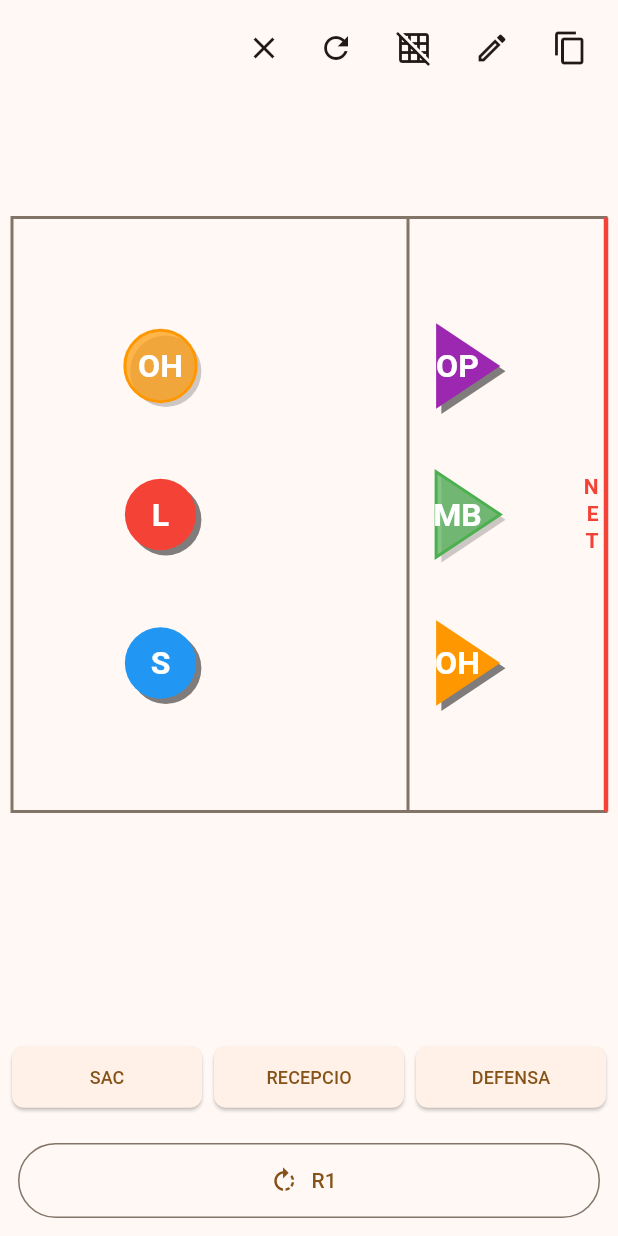
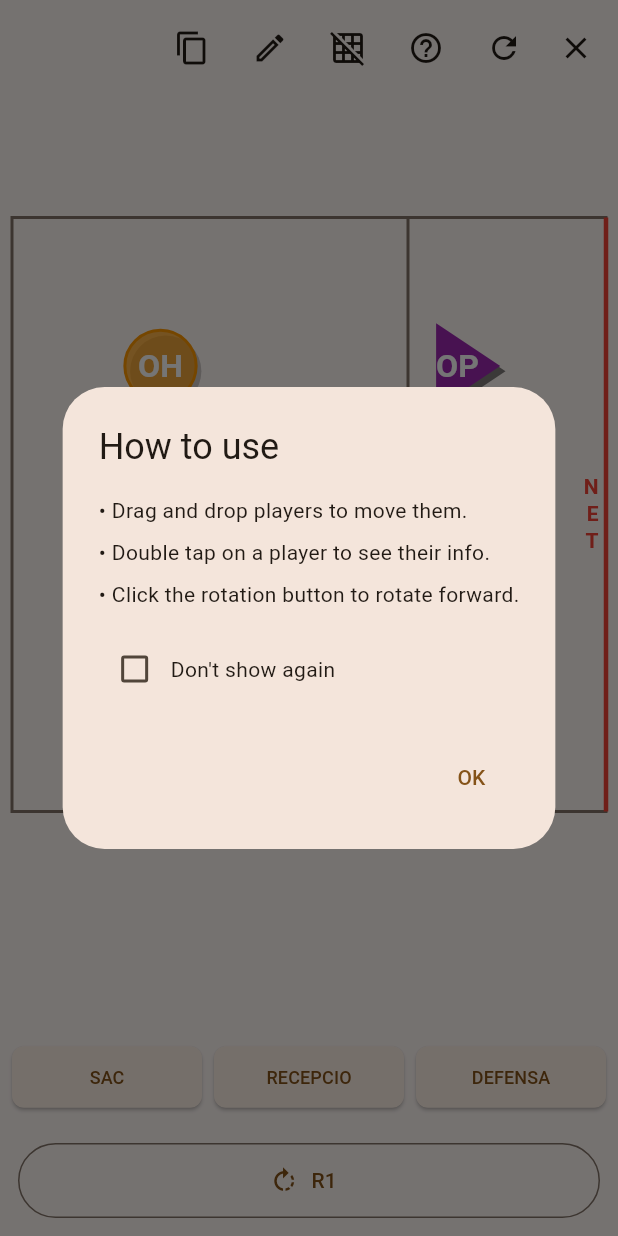
Before and after one commit to PauBenetPrat/volleyflow, a Flutter app: the RotationSystemSelectionPage screen opened by its route, after a tap on "4-2", on a phone screen of 412 x 824 dp. Run offline on Flutter 3.47's test engine with Material 3 defaults, Android fonts, the phone set to English and light mode, and no system bars; our stand-ins replace flutter_riverpod, go_router, shared_preferences; accounts and stored records are empty.

Commit message:
no-rev: feat: Add a first-time help dialog to the rotations page, including localization strings and new drawing/help UI controls.

```diff
--- a/lib/features/rotations/presentation/pages/rotations_page.dart
+++ b/lib/features/rotations/presentation/pages/rotations_page.dart
@@ -3,16 +3,97 @@ import 'package:flutter/foundation.dart';
 import 'package:flutter/services.dart';
 import 'package:flutter_riverpod/flutter_riverpod.dart';
 import 'package:go_router/go_router.dart';
+import 'package:shared_preferences/shared_preferences.dart';
 import 'package:volleyball_coaching_app/l10n/app_localizations.dart';
 import '../../../../shared/widgets/volleyball_court_widget.dart';
 import '../../domain/providers/rotation_provider.dart';
 import '../../../../core/constants/rotation_positions_4_2_no_libero.dart';
 import '../../../../core/constants/player_roles.dart';
 
-class RotationsPage extends ConsumerWidget {
+class RotationsPage extends ConsumerStatefulWidget {
   final String? rotationSystem;
 
   const RotationsPage({super.key, this.rotationSystem});
+
+  @override
+  ConsumerState<RotationsPage> createState() => _RotationsPageState();
+}
+
+class _RotationsPageState extends ConsumerState<RotationsPage> {
+  @override
+  void initState() {
+    super.initState();
+    WidgetsBinding.instance.addPostFrameCallback((_) {
+      _checkFirstTime();
+    });
+  }
+
+  Future<void> _checkFirstTime() async {
+    final prefs = await SharedPreferences.getInstance();
+    final hasShownHelp = prefs.getBool('has_shown_rotations_help') ?? false;
+
+    if (!hasShownHelp && mounted) {
+      _showHelpDialog(context, AppLocalizations.of(context)!);
+    }
+  }
+
+  void _showHelpDialog(BuildContext context, AppLocalizations l10n) {
+    bool dontShowAgain = false;
+
+    showDialog(
+      context: context,
+      builder: (BuildContext context) {
+        return StatefulBuilder(
+          builder: (context, setState) {
+            return AlertDialog(
+              title: Text(l10n.helpTitle),
+              content: Column(
+                mainAxisSize: MainAxisSize.min,
+                crossAxisAlignment: CrossAxisAlignment.start,
+                children: [
+                  Text(l10n.helpMovePlayers),
+                  const SizedBox(height: 8),
+                  Text(l10n.helpPlayerInfo),
+                  const SizedBox(height: 8),
+                  Text(l10n.helpRotate),
+                  const SizedBox(height: 16),
+                  Row(
+                    children: [
+                      Checkbox(
+                        value: dontShowAgain,
+                        onChanged: (value) {
+                          setState(() {
+                            dontShowAgain = value ?? false;
+                          });
+                        },
+                      ),
+                      Expanded(
+                        child: Text(l10n.dontShowAgain),
+                      ),
+                    ],
+                  ),
+                ],
+              ),
+              actions: [
+                TextButton(
+                  onPressed: () async {
+                    if (dontShowAgain) {
+                      final prefs = await SharedPreferences.getInstance();
+                      await prefs.setBool('has_shown_rotations_help', true);
+                    }
+                    if (context.mounted) {
+                      Navigator.of(context).pop();
+                    }
+                  },
+                  child: Text(l10n.ok),
+                ),
+              ],
+            );
+          },
+        );
+      },
+    );
+  }
 
   // Helper method to convert error messages to use new abbreviations
   static String _convertErrorToDisplayAbbreviations(String error, AppLocalizations l10n) {
@@ -93,7 +174,7 @@ class RotationsPage extends ConsumerWidget {
   }
 
   @override
-  Widget build(BuildContext context, WidgetRef ref) {
+  Widget build(BuildContext context) {
     final rotationState = ref.watch(rotationProvider);
     final theme = Theme.of(context);
     final l10n = AppLocalizations.of(context)!;
@@ -109,7 +190,7 @@ class RotationsPage extends ConsumerWidget {
     final currentPhase = rotationState.phase;
 
     // Set rotation system from parameter or state (using Future to avoid modifying during build)
-    final systemToUse = rotationSystem ?? rotationState.rotationSystem;
+    final systemToUse = widget.rotationSystem ?? rotationState.rotationSystem;
     if (systemToUse != null && rotationState.rotationSystem != systemToUse) {
       Future.microtask(() {
         if (context.mounted) {
@@ -465,6 +546,20 @@ class RotationsPage extends ConsumerWidget {
                 backgroundColor: theme.colorScheme.surface,
                 child: Icon(
                   Icons.refresh,
+                  color: theme.colorScheme.onSurface,
+                ),
+              ),
+              const SizedBox(height: 4),
+              // Help button
+              FloatingActionButton.small(
+                heroTag: 'help-landscape',
+                elevation: 0,
+                onPressed: () {
+                  _showHelpDialog(context, l10n);
+                },
+                backgroundColor: theme.colorScheme.surface,
+                child: Icon(
+                  Icons.help_outline,
                   color: theme.colorScheme.onSurface,
                 ),
               ),
@@ -1025,37 +1120,69 @@ class RotationsPage extends ConsumerWidget {
                   Row(
                     mainAxisSize: MainAxisSize.min,
                     children: [
-                      // Close button (X) - first
-                      Material(
+                      // Copy coordinates button
+                      FloatingActionButton.small(
+                        heroTag: 'copy',
                         elevation: 0,
-                        color: Colors.transparent,
-                        child: InkWell(
-                          onTap: _showExitConfirmation,
-                          borderRadius: BorderRadius.circular(20),
-                          child: Container(
-                            padding: const EdgeInsets.all(8),
-                            decoration: BoxDecoration(
-                              color: theme.colorScheme.surface,
-                              shape: BoxShape.circle,
-                            ),
+                        onPressed: () {
+                          _showPinDialog(context, ref, l10n, theme);
+                        },
+                        backgroundColor: theme.colorScheme.surface,
                         child: Icon(
-                              Icons.close,
+                          Icons.copy,
                           color: theme.colorScheme.onSurface,
-                              size: 24,
                         ),
                       ),
+                      // Clear all drawings button (only visible when there are drawings)
+                      if (rotationState.drawings.isNotEmpty) ...[
+                        const SizedBox(width: 4),
+                        FloatingActionButton.small(
+                          heroTag: 'clear',
+                          elevation: 0,
+                          onPressed: () {
+                            ref.read(rotationProvider.notifier).clearDrawings();
+                          },
+                          backgroundColor: theme.colorScheme.surface,
+                          child: Icon(
+                            Icons.delete_outline,
+                            color: theme.colorScheme.onSurface,
                           ),
                         ),
+                      ],
+                      // Undo last drawing button (only visible when there are drawings)
+                      if (rotationState.drawings.isNotEmpty) ...[
                         const SizedBox(width: 4),
-                      // Reset button (with confirmation) - second
                         FloatingActionButton.small(
-                        heroTag: 'reset',
+                          heroTag: 'undo',
                           elevation: 0,
-                        onPressed: _showResetConfirmation,
+                          onPressed: () {
+                            ref.read(rotationProvider.notifier).undoLastDrawing();
+                          },
                           backgroundColor: theme.colorScheme.surface,
                           child: Icon(
-                          Icons.refresh,
+                            Icons.undo,
                             color: theme.colorScheme.onSurface,
+                          ),
+                        ),
+                      ],
+                      const SizedBox(width: 4),
+                      // Drawing mode toggle
+                      FloatingActionButton.small(
+                        heroTag: 'drawing',
+                        elevation: 0,
+                        onPressed: () {
+                          ref.read(rotationProvider.notifier).toggleDrawingMode();
+                        },
+                        backgroundColor: rotationState.isDrawingMode
+                            ? theme.colorScheme.primary
+                            : theme.colorScheme.surface,
+                        child: Icon(
+                          rotationState.isDrawingMode
+                              ? Icons.edit
+                              : Icons.edit_outlined,
+                          color: rotationState.isDrawingMode
+                              ? theme.colorScheme.onPrimary
+                              : theme.colorScheme.onSurface,
                         ),
                       ),
                       const SizedBox(width: 4),
@@ -1079,69 +1206,51 @@ class RotationsPage extends ConsumerWidget {
                         ),
                       ),
                       const SizedBox(width: 4),
-                      // Drawing mode toggle
+                      // Help button
                       FloatingActionButton.small(
-                        heroTag: 'drawing',
+                        heroTag: 'help',
                         elevation: 0,
                         onPressed: () {
-                          ref.read(rotationProvider.notifier).toggleDrawingMode();
-                        },
-                        backgroundColor: rotationState.isDrawingMode
-                            ? theme.colorScheme.primary
-                            : theme.colorScheme.surface,
-                        child: Icon(
-                          rotationState.isDrawingMode
-                              ? Icons.edit
-                              : Icons.edit_outlined,
-                          color: rotationState.isDrawingMode
-                              ? theme.colorScheme.onPrimary
-                              : theme.colorScheme.onSurface,
-                        ),
-                      ),
-                      // Undo last drawing button (only visible when there are drawings)
-                      if (rotationState.drawings.isNotEmpty) ...[
-                        const SizedBox(width: 4),
-                        FloatingActionButton.small(
-                          heroTag: 'undo',
-                          elevation: 0,
-                          onPressed: () {
-                            ref.read(rotationProvider.notifier).undoLastDrawing();
+                          _showHelpDialog(context, l10n);
                         },
                         backgroundColor: theme.colorScheme.surface,
                         child: Icon(
-                            Icons.undo,
+                          Icons.help_outline,
                           color: theme.colorScheme.onSurface,
                         ),
                       ),
-                      ],
-                      // Clear all drawings button (only visible when there are drawings)
-                      if (rotationState.drawings.isNotEmpty) ...[
                       const SizedBox(width: 4),
+                      // Reset button (with confirmation)
                       FloatingActionButton.small(
-                          heroTag: 'clear',
+                        heroTag: 'reset',
                         elevation: 0,
-                          onPressed: () {
-                            ref.read(rotationProvider.notifier).clearDrawings();
-                          },
+                        onPressed: _showResetConfirmation,
                         backgroundColor: theme.colorScheme.surface,
                         child: Icon(
-                            Icons.delete_outline,
+                          Icons.refresh,
                           color: theme.colorScheme.onSurface,
                         ),
                       ),
-                      ],
-                      // Copy coordinates button
                       const SizedBox(width: 4),
-                      FloatingActionButton.small(
-                        heroTag: 'copy',
+                      // Close button (X)
+                      Material(
                         elevation: 0,
-                        onPressed: () {
-                          _showPinDialog(context, ref, l10n, theme);
-                        },
-                        backgroundColor: theme.colorScheme.surface,
+                        color: Colors.transparent,
+                        child: InkWell(
+                          onTap: _showExitConfirmation,
+                          borderRadius: BorderRadius.circular(20),
+                          child: Container(
+                            padding: const EdgeInsets.all(8),
+                            decoration: BoxDecoration(
+                              color: theme.colorScheme.surface,
+                              shape: BoxShape.circle,
+                            ),
                             child: Icon(
-                          Icons.copy,
+                              Icons.close,
                               color: theme.colorScheme.onSurface,
+                              size: 24,
+                            ),
+                          ),
                         ),
                       ),
                     ],
@@ -1169,6 +1278,33 @@ class _RotateButton extends ConsumerWidget {
     this.isCircular = false,
   });
 
+  Future<void> _handleDoubleTap(BuildContext context, WidgetRef ref, AppLocalizations l10n) async {
+    ref.read(rotationProvider.notifier).rotateCounterClockwise();
+
+    final prefs = await SharedPreferences.getInstance();
+    final hasDiscovered = prefs.getBool('has_discovered_double_tap_rotation') ?? false;
+
+    if (!hasDiscovered && context.mounted) {
+      await prefs.setBool('has_discovered_double_tap_rotation', true);
+
+      showDialog(
+        context: context,
+        builder: (BuildContext context) {
+          return AlertDialog(
+            title: Text(l10n.doubleTapDiscoveryTitle),
+            content: Text(l10n.doubleTapDiscoveryMessage),
+            actions: [
+              TextButton(
+                onPressed: () => Navigator.of(context).pop(),
+                child: Text(l10n.gotIt),
+              ),
+            ],
+          );
+        },
+      );
+    }
+  }
+
   @override
   Widget build(BuildContext context, WidgetRef ref) {
     final theme = Theme.of(context);
@@ -1177,7 +1313,7 @@ class _RotateButton extends ConsumerWidget {
     return GestureDetector(
       behavior: HitTestBehavior.translucent,
       onDoubleTap: () {
-        ref.read(rotationProvider.notifier).rotateCounterClockwise();
+        _handleDoubleTap(context, ref, l10n);
       },
       child: Tooltip(
         message: l10n.rotateTooltip,
--- a/lib/l10n/app_en.arb
+++ b/lib/l10n/app_en.arb
@@ -535,5 +535,41 @@
   "enterPin": "Enter PIN",
   "pin": "PIN",
   "pinRequired": "PIN is required",
-  "incorrectPin": "Incorrect PIN"
+  "incorrectPin": "Incorrect PIN",
+  "help": "Help",
+  "@help": {
+    "description": "Help button tooltip"
+  },
+  "helpTitle": "How to use",
+  "@helpTitle": {
+    "description": "Help dialog title"
+  },
+  "helpMovePlayers": "• Drag and drop players to move them.",
+  "@helpMovePlayers": {
+    "description": "Help text for moving players"
+  },
+  "helpPlayerInfo": "• Double tap on a player to see their info.",
+  "@helpPlayerInfo": {
+    "description": "Help text for player info"
+  },
+  "helpRotate": "• Click the rotation button to rotate forward.",
+  "@helpRotate": {
+    "description": "Help text for rotating"
+  },
+  "dontShowAgain": "Don't show again",
+  "@dontShowAgain": {
+    "description": "Checkbox to not show help again"
+  },
+  "doubleTapDiscoveryTitle": "Did you know?",
+  "@doubleTapDiscoveryTitle": {
+    "description": "Title for double tap discovery dialog"
+  },
+  "doubleTapDiscoveryMessage": "You just discovered a hidden feature! Double tapping rotates backwards.",
+  "@doubleTapDiscoveryMessage": {
+    "description": "Message for double tap discovery dialog"
+  },
+  "gotIt": "Got it!",
+  "@gotIt": {
+    "description": "Button to dismiss discovery dialog"
+  }
 }
--- a/lib/l10n/app_localizations.dart
+++ b/lib/l10n/app_localizations.dart
@@ -885,6 +885,60 @@ abstract class AppLocalizations {
   /// In en, this message translates to:
   /// **'Incorrect PIN'**
   String get incorrectPin;
+
+  /// Help button tooltip
+  ///
+  /// In en, this message translates to:
+  /// **'Help'**
+  String get help;
+
+  /// Help dialog title
+  ///
+  /// In en, this message translates to:
+  /// **'How to use'**
+  String get helpTitle;
+
+  /// Help text for moving players
+  ///
+  /// In en, this message translates to:
+  /// **'• Drag and drop players to move them.'**
+  String get helpMovePlayers;
+
+  /// Help text for player info
+  ///
+  /// In en, this message translates to:
+  /// **'• Double tap on a player to see their info.'**
+  String get helpPlayerInfo;
+
+  /// Help text for rotating
+  ///
+  /// In en, this message translates to:
+  /// **'• Click the rotation button to rotate forward.'**
+  String get helpRotate;
+
+  /// Checkbox to not show help again
+  ///
+  /// In en, this message translates to:
+  /// **'Don\'t show again'**
+  String get dontShowAgain;
+
+  /// Title for double tap discovery dialog
+  ///
+  /// In en, this message translates to:
+  /// **'Did you know?'**
+  String get doubleTapDiscoveryTitle;
+
+  /// Message for double tap discovery dialog
+  ///
+  /// In en, this message translates to:
+  /// **'You just discovered a hidden feature! Double tapping rotates backwards.'**
+  String get doubleTapDiscoveryMessage;
+
+  /// Button to dismiss discovery dialog
+  ///
+  /// In en, this message translates to:
+  /// **'Got it!'**
+  String get gotIt;
 }
 
 class _AppLocalizationsDelegate
--- a/lib/l10n/app_localizations_de.dart
+++ b/lib/l10n/app_localizations_de.dart
@@ -426,4 +426,32 @@ class AppLocalizationsDe extends AppLocalizations {
 
   @override
   String get incorrectPin => 'Falscher PIN';
+
+  @override
+  String get help => 'Help';
+
+  @override
+  String get helpTitle => 'How to use';
+
+  @override
+  String get helpMovePlayers => '• Drag and drop players to move them.';
+
+  @override
+  String get helpPlayerInfo => '• Double tap on a player to see their info.';
+
+  @override
+  String get helpRotate => '• Click the rotation button to rotate forward.';
+
+  @override
+  String get dontShowAgain => 'Don\'t show again';
+
+  @override
+  String get doubleTapDiscoveryTitle => 'Did you know?';
+
+  @override
+  String get doubleTapDiscoveryMessage =>
+      'You just discovered a hidden feature! Double tapping rotates backwards.';
+
+  @override
+  String get gotIt => 'Got it!';
 }
--- a/lib/l10n/app_localizations_en.dart
+++ b/lib/l10n/app_localizations_en.dart
@@ -424,4 +424,32 @@ class AppLocalizationsEn extends AppLocalizations {
 
   @override
   String get incorrectPin => 'Incorrect PIN';
+
+  @override
+  String get help => 'Help';
+
+  @override
+  String get helpTitle => 'How to use';
+
+  @override
+  String get helpMovePlayers => '• Drag and drop players to move them.';
+
+  @override
+  String get helpPlayerInfo => '• Double tap on a player to see their info.';
+
+  @override
+  String get helpRotate => '• Click the rotation button to rotate forward.';
+
+  @override
+  String get dontShowAgain => 'Don\'t show again';
+
+  @override
+  String get doubleTapDiscoveryTitle => 'Did you know?';
+
+  @override
+  String get doubleTapDiscoveryMessage =>
+      'You just discovered a hidden feature! Double tapping rotates backwards.';
+
+  @override
+  String get gotIt => 'Got it!';
 }
--- a/lib/l10n/app_localizations_es.dart
+++ b/lib/l10n/app_localizations_es.dart
@@ -425,4 +425,32 @@ class AppLocalizationsEs extends AppLocalizations {
 
   @override
   String get incorrectPin => 'PIN incorrecto';
+
+  @override
+  String get help => 'Help';
+
+  @override
+  String get helpTitle => 'How to use';
+
+  @override
+  String get helpMovePlayers => '• Drag and drop players to move them.';
+
+  @override
+  String get helpPlayerInfo => '• Double tap on a player to see their info.';
+
+  @override
+  String get helpRotate => '• Click the rotation button to rotate forward.';
+
+  @override
+  String get dontShowAgain => 'Don\'t show again';
+
+  @override
+  String get doubleTapDiscoveryTitle => 'Did you know?';
+
+  @override
+  String get doubleTapDiscoveryMessage =>
+      'You just discovered a hidden feature! Double tapping rotates backwards.';
+
+  @override
+  String get gotIt => 'Got it!';
 }
--- a/lib/l10n/app_localizations_eu.dart
+++ b/lib/l10n/app_localizations_eu.dart
@@ -427,4 +427,32 @@ class AppLocalizationsEu extends AppLocalizations {
 
   @override
   String get incorrectPin => 'PIN okerra';
+
+  @override
+  String get help => 'Help';
+
+  @override
+  String get helpTitle => 'How to use';
+
+  @override
+  String get helpMovePlayers => '• Drag and drop players to move them.';
+
+  @override
+  String get helpPlayerInfo => '• Double tap on a player to see their info.';
+
+  @override
+  String get helpRotate => '• Click the rotation button to rotate forward.';
+
+  @override
+  String get dontShowAgain => 'Don\'t show again';
+
+  @override
+  String get doubleTapDiscoveryTitle => 'Did you know?';
+
+  @override
+  String get doubleTapDiscoveryMessage =>
+      'You just discovered a hidden feature! Double tapping rotates backwards.';
+
+  @override
+  String get gotIt => 'Got it!';
 }
--- a/lib/l10n/app_localizations_fr.dart
+++ b/lib/l10n/app_localizations_fr.dart
@@ -430,4 +430,32 @@ class AppLocalizationsFr extends AppLocalizations {
 
   @override
   String get incorrectPin => 'Code PIN incorrect';
+
+  @override
+  String get help => 'Help';
+
+  @override
+  String get helpTitle => 'How to use';
+
+  @override
+  String get helpMovePlayers => '• Drag and drop players to move them.';
+
+  @override
+  String get helpPlayerInfo => '• Double tap on a player to see their info.';
+
+  @override
+  String get helpRotate => '• Click the rotation button to rotate forward.';
+
+  @override
+  String get dontShowAgain => 'Don\'t show again';
+
+  @override
+  String get doubleTapDiscoveryTitle => 'Did you know?';
+
+  @override
+  String get doubleTapDiscoveryMessage =>
+      'You just discovered a hidden feature! Double tapping rotates backwards.';
+
+  @override
+  String get gotIt => 'Got it!';
 }
```
Also changed, not shown: lib/l10n/app_ca.arb (+10 -1 lines), lib/l10n/app_localizations_ca.dart (+29 -0 lines). Lines whose indentation alone changed are shown as unchanged.
